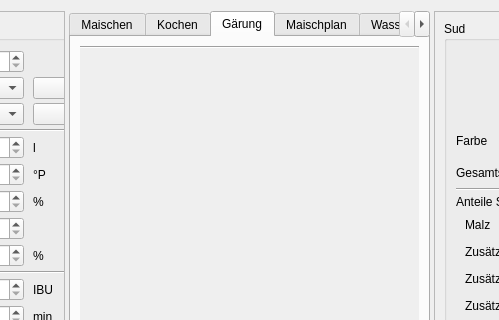
Qt form kleiner-brauhelfer/tabrezept.ui (kleiner-brauhelfer/kleiner-brauhelfer-2) before a commit; both pictures show x 291 to 790 and y 0 to 320 of the 1086 by 714 pixel window.
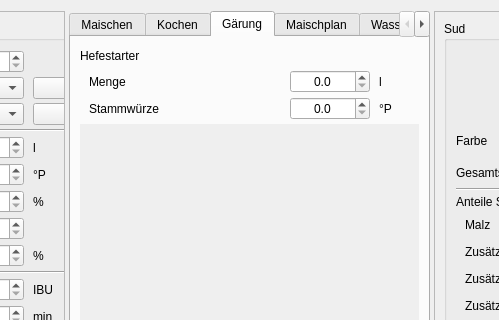
The same form after that commit. The open tabs and pages were chosen to show the change. Icons and pictures are not drawn. Custom widgets are drawn as their Qt base class.

```diff
--- a/kleiner-brauhelfer/tabrezept.ui
+++ b/kleiner-brauhelfer/tabrezept.ui
@@ -1533,6 +1533,120 @@
         <property name="spacing">
          <number>4</number>
         </property>
+        <item>
+         <layout class="QGridLayout" name="gridLayout_7">
+          <property name="horizontalSpacing">
+           <number>9</number>
+          </property>
+          <property name="verticalSpacing">
+           <number>4</number>
+          </property>
+          <item row="0" column="1">
+           <spacer name="horizontalSpacer_14">
+            <property name="orientation">
+             <enum>Qt::Horizontal</enum>
+            </property>
+            <property name="sizeHint" stdset="0">
+             <size>
+              <width>40</width>
+              <height>20</height>
+             </size>
+            </property>
+           </spacer>
+          </item>
+          <item row="1" column="0">
+           <widget class="QLabel" name="label_39">
+            <property name="text">
+             <string>Menge</string>
+            </property>
+            <property name="indent">
+             <number>9</number>
+            </property>
+           </widget>
+          </item>
+          <item row="1" column="2">
+           <widget class="DoubleSpinBoxSud" name="tbMengeHefestarter">
+            <property name="minimumSize">
+             <size>
+              <width>80</width>
+              <height>0</height>
+             </size>
+            </property>
+            <property name="alignment">
+             <set>Qt::AlignCenter</set>
+            </property>
+            <property name="decimals">
+             <number>1</number>
+            </property>
+            <property name="maximum">
+             <double>10000.000000000000000</double>
+            </property>
+            <property name="singleStep">
+             <double>0.100000000000000</double>
+            </property>
+           </widget>
+          </item>
+          <item row="2" column="3">
+           <widget class="QLabel" name="label_46">
+            <property name="text">
+             <string>°P</string>
+            </property>
+           </widget>
+          </item>
+          <item row="2" column="2">
+           <widget class="DoubleSpinBoxSud" name="tbSwHefestarter">
+            <property name="minimumSize">
+             <size>
+              <width>80</width>
+              <height>0</height>
+             </size>
+            </property>
+            <property name="alignment">
+             <set>Qt::AlignCenter</set>
+            </property>
+            <property name="decimals">
+             <number>1</number>
+            </property>
+            <property name="maximum">
+             <double>10000.000000000000000</double>
+            </property>
+            <property name="singleStep">
+             <double>0.100000000000000</double>
+            </property>
+           </widget>
+          </item>
+          <item row="0" column="0">
+           <widget class="QLabel" name="label_27">
+            <property name="text">
+             <string>Hefestarter</string>
+            </property>
+           </widget>
+          </item>
+          <item row="2" column="0">
+           <widget class="QLabel" name="label_40">
+            <property name="text">
+             <string>Stammwürze</string>
+            </property>
+            <property name="indent">
+             <number>9</number>
+            </property>
+           </widget>
+          </item>
+          <item row="1" column="3">
+           <widget class="QLabel" name="label_42">
+            <property name="minimumSize">
+             <size>
+              <width>40</width>
+              <height>0</height>
+             </size>
+            </property>
+            <property name="text">
+             <string>l</string>
+            </property>
+           </widget>
+          </item>
+         </layout>
+        </item>
         <item>
          <widget class="QSplitter" name="splitterGaerung">
           <property name="orientation">
@@ -1557,7 +1671,7 @@
               <x>0</x>
               <y>0</y>
               <width>341</width>
-              <height>578</height>
+              <height>502</height>
              </rect>
             </property>
             <layout class="QVBoxLayout" name="verticalLayout_13">
@@ -1583,13 +1697,6 @@
                </property>
               </layout>
              </item>
-             <item>
-              <widget class="Line" name="lineZusaetzeGaerung">
-               <property name="orientation">
-                <enum>Qt::Horizontal</enum>
-               </property>
-              </widget>
-             </item>
              <item>
               <layout class="QVBoxLayout" name="layoutZusaetzeGaerung">
                <property name="spacing">
```
Left out of the diff: 14 changed lines with no effect on the pictures.
